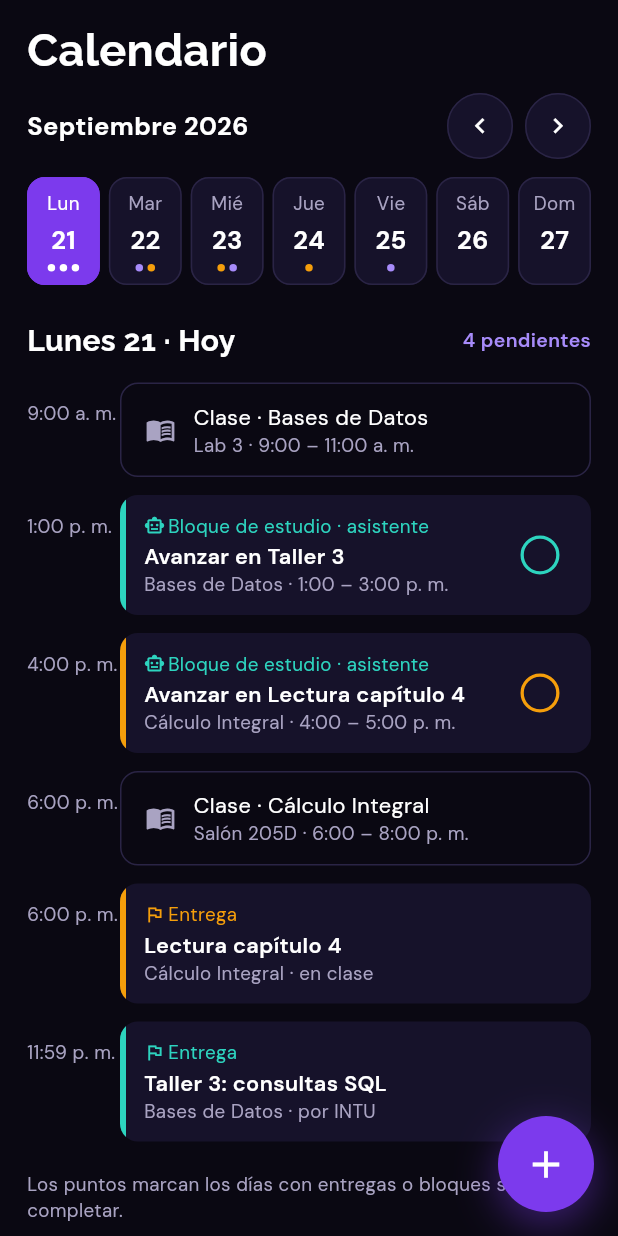
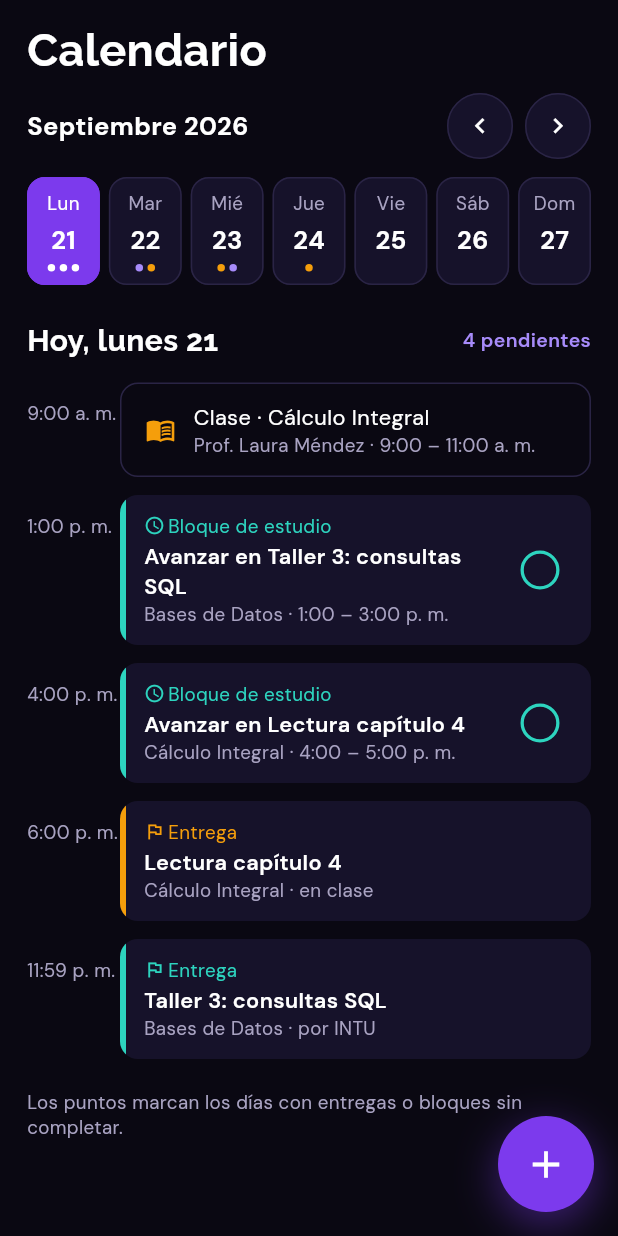
Before and after one commit to JmDavid1x/StudyFlow, a Flutter app: the CalendarScreen screen opened directly, on a phone screen of 412 x 824 dp. Run offline on Flutter 3.47's test engine with Material 3 defaults, Android fonts, the phone set to English and light mode, and no system bars; our stand-ins replace google_fonts.

Commit message:
fix: agenda del calendario con datos de DemoData y colores del design system
La agenda de ejemplo usa solo las materias y tareas de DemoData y el horario de cada materia. Bloques en SfColors.info con la etiqueta Bloque de estudio, clases con el color de su materia, titulo Hoy, lunes 21 y opciones Nueva tarea y Nuevo bloque de estudio en la hoja S7.

```diff
--- a/lib/features/calendar/ui/screens/calendar_screen.dart
+++ b/lib/features/calendar/ui/screens/calendar_screen.dart
@@ -81,7 +81,9 @@ class _CalendarScreenState extends State<CalendarScreen> {
                     children: [
                       Expanded(
                         child: Text(
-                          '${CalendarLabels.dayTitle(_selected)}${isToday ? ' · Hoy' : ''}',
+                          isToday
+                              ? 'Hoy, ${CalendarLabels.dayTitle(_selected).toLowerCase()}'
+                              : CalendarLabels.dayTitle(_selected),
                           style: SfTypography.h2,
                         ),
                       ),
--- a/lib/features/calendar/ui/widgets/add_sheet.dart
+++ b/lib/features/calendar/ui/widgets/add_sheet.dart
@@ -21,7 +21,7 @@ Future<void> showAddSheet(BuildContext context) {
         const SizedBox(height: SfSpacing.md),
         _AddOption(
           icon: Icons.check_box_outlined,
-          title: 'Tarea o examen',
+          title: 'Nueva tarea',
           subtitle: 'Una entrega, un proyecto o un parcial',
           highlighted: true,
           onTap: () => open(sheetContext, AppRoutes.newTask),
@@ -29,7 +29,7 @@ Future<void> showAddSheet(BuildContext context) {
         const SizedBox(height: SfSpacing.sm),
         _AddOption(
           icon: Icons.schedule,
-          title: 'Bloque de estudio',
+          title: 'Nuevo bloque de estudio',
           subtitle: 'Tiempo para avanzar en una tarea',
           onTap: () => open(sheetContext, AppRoutes.newStudyBlock),
         ),
--- a/lib/features/calendar/ui/widgets/agenda_item_tile.dart
+++ b/lib/features/calendar/ui/widgets/agenda_item_tile.dart
@@ -38,7 +38,8 @@ class AgendaItemTile extends StatelessWidget {
   }
 }
 
-/// Las clases van sin relleno: son contexto del día, no algo por hacer.
+/// Las clases van sin relleno, con el ícono del color de su materia: son
+/// contexto del día, no algo por hacer.
 class _ClassCard extends StatelessWidget {
   const _ClassCard({required this.item});
 
@@ -54,7 +55,7 @@ class _ClassCard extends StatelessWidget {
       ),
       child: Row(
         children: [
-          const Icon(Icons.menu_book_outlined, size: 20, color: SfColors.textSecondary),
+          Icon(Icons.menu_book_outlined, size: 20, color: item.subject.color),
           const SizedBox(width: SfSpacing.sm),
           Expanded(
             child: Column(
@@ -74,8 +75,8 @@ class _ClassCard extends StatelessWidget {
   }
 }
 
-/// Bloque de estudio, entrega o examen: tarjeta con una barra del color de
-/// su materia a la izquierda.
+/// Bloque de estudio, entrega o examen: tarjeta con una barra de color a la
+/// izquierda (SfColors.info en los bloques, el de la materia en lo demás).
 class _ActivityCard extends StatelessWidget {
   const _ActivityCard({required this.item, this.onTap});
 
@@ -85,14 +86,10 @@ class _ActivityCard extends StatelessWidget {
   @override
   Widget build(BuildContext context) {
     final isBlock = item.kind == AgendaKind.studyBlock;
-    // Los bloques se distinguen con SfColors.info; entregas y exámenes,
-    // con el color de su materia.
-    final (IconData labelIcon, String label, Color labelColor) = switch (item.kind) {
-      AgendaKind.studyBlock => (
-          item.byAssistant ? Icons.smart_toy_outlined : Icons.person_outline,
-          item.byAssistant ? 'Bloque de estudio · asistente' : 'Bloque de estudio · tuyo',
-          SfColors.info,
-        ),
+    // Los bloques van en SfColors.info; entregas y exámenes, con el color
+    // de su materia.
+    final (IconData labelIcon, String label, Color color) = switch (item.kind) {
+      AgendaKind.studyBlock => (Icons.schedule, 'Bloque de estudio', SfColors.info),
       AgendaKind.exam => (Icons.flag_outlined, 'Examen', item.subject.color),
       _ => (Icons.flag_outlined, 'Entrega', item.subject.color),
     };
@@ -111,7 +108,7 @@ class _ActivityCard extends StatelessWidget {
           child: Row(
             crossAxisAlignment: CrossAxisAlignment.stretch,
             children: [
-              Container(width: SfSpacing.xxs, color: item.subject.color),
+              Container(width: SfSpacing.xxs, color: color),
               Expanded(
                 child: Padding(
                   padding: const EdgeInsets.all(SfSpacing.sm),
@@ -123,13 +120,13 @@ class _ActivityCard extends StatelessWidget {
                           children: [
                             Row(
                               children: [
-                                Icon(labelIcon, size: 14, color: labelColor),
+                                Icon(labelIcon, size: 14, color: color),
                                 const SizedBox(width: 2),
                                 Flexible(
                                   child: Text(
                                     label,
                                     overflow: TextOverflow.ellipsis,
-                                    style: SfTypography.caption.copyWith(color: labelColor),
+                                    style: SfTypography.caption.copyWith(color: color),
                                   ),
                                 ),
                               ],
@@ -142,7 +139,7 @@ class _ActivityCard extends StatelessWidget {
                       ),
                       if (isBlock) ...[
                         const SizedBox(width: SfSpacing.xs),
-                        SfCheckCircle(checked: item.done, color: item.subject.color, onTap: onTap),
+                        SfCheckCircle(checked: item.done, color: color, onTap: onTap),
                       ],
                     ],
                   ),
--- a/lib/features/study_blocks/ui/widgets/demo_agenda.dart
+++ b/lib/features/study_blocks/ui/widgets/demo_agenda.dart
@@ -11,20 +11,18 @@ enum AgendaKind { classSession, studyBlock, delivery, exam }
 class AgendaItem {
   const AgendaItem({
     required this.kind,
-    required this.title,
     required this.subject,
     required this.day,
     required this.start,
     this.end,
+    this.task,
     this.detail = '',
     this.byAssistant = false,
+    this.reminderMinutes = 0,
     this.done = false,
   });
 
   final AgendaKind kind;
-
-  /// Nombre del bloque, la entrega o el examen. En una clase va vacío.
-  final String title;
   final DemoSubject subject;
 
   /// Día del calendario, sin hora.
@@ -32,170 +30,109 @@ class AgendaItem {
   final TimeOfDay start;
   final TimeOfDay? end;
 
-  /// Salón de la clase o del examen, o canal de la entrega.
+  /// Tarea de DemoData: la que se entrega o la que prepara el bloque.
+  /// En una clase va vacía.
+  final DemoTask? task;
+
+  /// Profesor de la clase, lugar del examen o canal de la entrega.
   final String detail;
 
   /// Si el bloque lo creó el asistente o el usuario.
   final bool byAssistant;
+
+  /// Minutos antes de empezar en que se avisa. 0 es sin aviso.
+  final int reminderMinutes;
   final bool done;
+
+  /// "Avanzar en Taller 3", "Estudiar para Parcial 2", o el nombre de la
+  /// tarea o la materia.
+  String get title => switch (kind) {
+        AgendaKind.classSession => subject.name,
+        AgendaKind.studyBlock => task!.isExam ? 'Estudiar para ${task!.title}' : 'Avanzar en ${task!.title}',
+        _ => task!.title,
+      };
 
   /// Las clases no se completan; lo demás queda pendiente hasta hacerlo.
   bool get isPending => kind != AgendaKind.classSession && !done;
 }
 
-DemoSubject _subject(String name) => DemoData.subjects.firstWhere((s) => s.name == name);
+DemoSubject _subjectNamed(String name) => DemoData.subjects.firstWhere((s) => s.name == name);
 
-/// Agenda de la semana del prototipo: lunes 21 a domingo 27 de septiembre
-/// de 2026. En el Sprint 2 sale de Supabase.
+DemoTask _taskNamed(String title) => DemoData.tasks.firstWhere((t) => t.title == title);
+
+AgendaItem _class(String subject, DateTime day, TimeOfDay start, TimeOfDay end) {
+  final s = _subjectNamed(subject);
+  return AgendaItem(
+    kind: AgendaKind.classSession,
+    subject: s,
+    day: day,
+    start: start,
+    end: end,
+    detail: s.professor,
+  );
+}
+
+AgendaItem _block(String task, DateTime day, TimeOfDay start, TimeOfDay end, {bool byAssistant = true}) {
+  final t = _taskNamed(task);
+  return AgendaItem(
+    kind: AgendaKind.studyBlock,
+    subject: _subjectNamed(t.subject),
+    task: t,
+    day: day,
+    start: start,
+    end: end,
+    byAssistant: byAssistant,
+    reminderMinutes: 15,
+  );
+}
+
+AgendaItem _due(String task, DateTime day, TimeOfDay time, String detail) {
+  final t = _taskNamed(task);
+  return AgendaItem(
+    kind: t.isExam ? AgendaKind.exam : AgendaKind.delivery,
+    subject: _subjectNamed(t.subject),
+    task: t,
+    day: day,
+    start: time,
+    detail: detail,
+  );
+}
+
+/// Agenda de la semana del prototipo, lunes 21 a domingo 27 de septiembre
+/// de 2026, armada con las materias y tareas de DemoData. Las clases siguen
+/// el horario de cada materia. En el Sprint 2 sale de Supabase.
 abstract final class DemoAgenda {
   /// "Hoy" en el prototipo: lunes 21 de septiembre de 2026.
   static final today = DateTime(2026, 9, 21);
 
+  static final _mon = DateTime(2026, 9, 21);
+  static final _tue = DateTime(2026, 9, 22);
+  static final _wed = DateTime(2026, 9, 23);
+  static final _thu = DateTime(2026, 9, 24);
+  static final _fri = DateTime(2026, 9, 25);
+
+  static TimeOfDay _at(int hour, [int minute = 0]) => TimeOfDay(hour: hour, minute: minute);
+
   static final items = <AgendaItem>[
     // Lunes 21
-    AgendaItem(
-      kind: AgendaKind.classSession,
-      title: '',
-      subject: _subject('Bases de Datos'),
-      day: DateTime(2026, 9, 21),
-      start: const TimeOfDay(hour: 9, minute: 0),
-      end: const TimeOfDay(hour: 11, minute: 0),
-      detail: 'Lab 3',
-    ),
-    AgendaItem(
-      kind: AgendaKind.studyBlock,
-      title: 'Avanzar en Taller 3',
-      subject: _subject('Bases de Datos'),
-      day: DateTime(2026, 9, 21),
-      start: const TimeOfDay(hour: 13, minute: 0),
-      end: const TimeOfDay(hour: 15, minute: 0),
-      byAssistant: true,
-    ),
-    AgendaItem(
-      kind: AgendaKind.studyBlock,
-      title: 'Avanzar en Lectura capítulo 4',
-      subject: _subject('Cálculo Integral'),
-      day: DateTime(2026, 9, 21),
-      start: const TimeOfDay(hour: 16, minute: 0),
-      end: const TimeOfDay(hour: 17, minute: 0),
-      byAssistant: true,
-    ),
-    AgendaItem(
-      kind: AgendaKind.classSession,
-      title: '',
-      subject: _subject('Cálculo Integral'),
-      day: DateTime(2026, 9, 21),
-      start: const TimeOfDay(hour: 18, minute: 0),
-      end: const TimeOfDay(hour: 20, minute: 0),
-      detail: 'Salón 205D',
-    ),
-    AgendaItem(
-      kind: AgendaKind.delivery,
-      title: 'Lectura capítulo 4',
-      subject: _subject('Cálculo Integral'),
-      day: DateTime(2026, 9, 21),
-      start: const TimeOfDay(hour: 18, minute: 0),
-      detail: 'en clase',
-    ),
-    AgendaItem(
-      kind: AgendaKind.delivery,
-      title: 'Taller 3: consultas SQL',
-      subject: _subject('Bases de Datos'),
-      day: DateTime(2026, 9, 21),
-      start: const TimeOfDay(hour: 23, minute: 59),
-      detail: 'por INTU',
-    ),
+    _class('Cálculo Integral', _mon, _at(9), _at(11)),
+    _block('Taller 3: consultas SQL', _mon, _at(13), _at(15)),
+    _block('Lectura capítulo 4', _mon, _at(16), _at(17)),
+    _due('Lectura capítulo 4', _mon, _at(18), 'en clase'),
+    _due('Taller 3: consultas SQL', _mon, _at(23, 59), 'por INTU'),
     // Martes 22
-    AgendaItem(
-      kind: AgendaKind.classSession,
-      title: '',
-      subject: _subject('Aplicaciones Móviles'),
-      day: DateTime(2026, 9, 22),
-      start: const TimeOfDay(hour: 7, minute: 0),
-      end: const TimeOfDay(hour: 9, minute: 0),
-      detail: 'Salón 401C',
-    ),
-    AgendaItem(
-      kind: AgendaKind.studyBlock,
-      title: 'Avanzar en Prototipo',
-      subject: _subject('Aplicaciones Móviles'),
-      day: DateTime(2026, 9, 22),
-      start: const TimeOfDay(hour: 10, minute: 0),
-      end: const TimeOfDay(hour: 12, minute: 0),
-      byAssistant: true,
-    ),
-    AgendaItem(
-      kind: AgendaKind.studyBlock,
-      title: 'Estudiar para Parcial 2',
-      subject: _subject('Cálculo Integral'),
-      day: DateTime(2026, 9, 22),
-      start: const TimeOfDay(hour: 15, minute: 0),
-      end: const TimeOfDay(hour: 17, minute: 0),
-      byAssistant: true,
-    ),
+    _class('Aplicaciones Móviles', _tue, _at(7), _at(9)),
+    _block('Prototipo flujo principal', _tue, _at(10), _at(12)),
+    _block('Parcial 2', _tue, _at(15), _at(17)),
     // Miércoles 23
-    AgendaItem(
-      kind: AgendaKind.studyBlock,
-      title: 'Estudiar para Parcial 2',
-      subject: _subject('Cálculo Integral'),
-      day: DateTime(2026, 9, 23),
-      start: const TimeOfDay(hour: 15, minute: 0),
-      end: const TimeOfDay(hour: 17, minute: 0),
-      byAssistant: true,
-    ),
-    AgendaItem(
-      kind: AgendaKind.classSession,
-      title: '',
-      subject: _subject('Cálculo Integral'),
-      day: DateTime(2026, 9, 23),
-      start: const TimeOfDay(hour: 18, minute: 0),
-      end: const TimeOfDay(hour: 20, minute: 0),
-      detail: 'Salón 205D',
-    ),
-    AgendaItem(
-      kind: AgendaKind.delivery,
-      title: 'Prototipo flujo principal',
-      subject: _subject('Aplicaciones Móviles'),
-      day: DateTime(2026, 9, 23),
-      start: const TimeOfDay(hour: 23, minute: 59),
-      detail: 'por INTU',
-    ),
+    _class('Cálculo Integral', _wed, _at(9), _at(11)),
+    _block('Parcial 2', _wed, _at(15), _at(17), byAssistant: false),
+    _due('Prototipo flujo principal', _wed, _at(23, 59), 'por INTU'),
     // Jueves 24
-    AgendaItem(
-      kind: AgendaKind.classSession,
-      title: '',
-      subject: _subject('Aplicaciones Móviles'),
-      day: DateTime(2026, 9, 24),
-      start: const TimeOfDay(hour: 7, minute: 0),
-      end: const TimeOfDay(hour: 9, minute: 0),
-      detail: 'Salón 401C',
-    ),
-    AgendaItem(
-      kind: AgendaKind.classSession,
-      title: '',
-      subject: _subject('Bases de Datos'),
-      day: DateTime(2026, 9, 24),
-      start: const TimeOfDay(hour: 9, minute: 0),
-      end: const TimeOfDay(hour: 11, minute: 0),
-      detail: 'Lab 3',
-    ),
-    AgendaItem(
-      kind: AgendaKind.exam,
-      title: 'Parcial 2',
-      subject: _subject('Cálculo Integral'),
-      day: DateTime(2026, 9, 24),
-      start: const TimeOfDay(hour: 14, minute: 0),
-      detail: 'Salón 302',
-    ),
+    _class('Aplicaciones Móviles', _thu, _at(7), _at(9)),
+    _due('Parcial 2', _thu, _at(14), 'Salón 302'),
     // Viernes 25
-    AgendaItem(
-      kind: AgendaKind.studyBlock,
-      title: 'Avanzar en Taller 4',
-      subject: _subject('Aplicaciones Móviles'),
-      day: DateTime(2026, 9, 25),
-      start: const TimeOfDay(hour: 15, minute: 0),
-      end: const TimeOfDay(hour: 16, minute: 30),
-    ),
+    _class('Bases de Datos', _fri, _at(14), _at(16)),
   ];
 
   /// Lo que hay en [day], ordenado por hora.
@@ -204,6 +141,9 @@ abstract final class DemoAgenda {
       ..sort((a, b) => (a.start.hour * 60 + a.start.minute).compareTo(b.start.hour * 60 + b.start.minute));
     return list;
   }
+
+  /// Primer bloque de la semana, para abrir el detalle sin argumentos.
+  static AgendaItem get firstBlock => items.firstWhere((item) => item.kind == AgendaKind.studyBlock);
 }
 
 /// "1:00 – 3:00 p. m." o "10:00 a. m. – 12:00 p. m.": si las dos horas son
```
